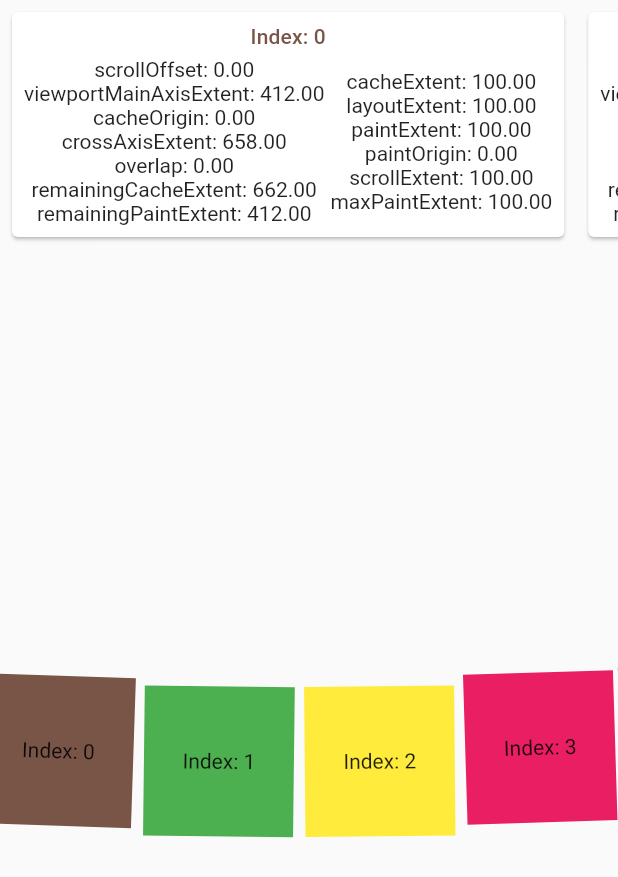
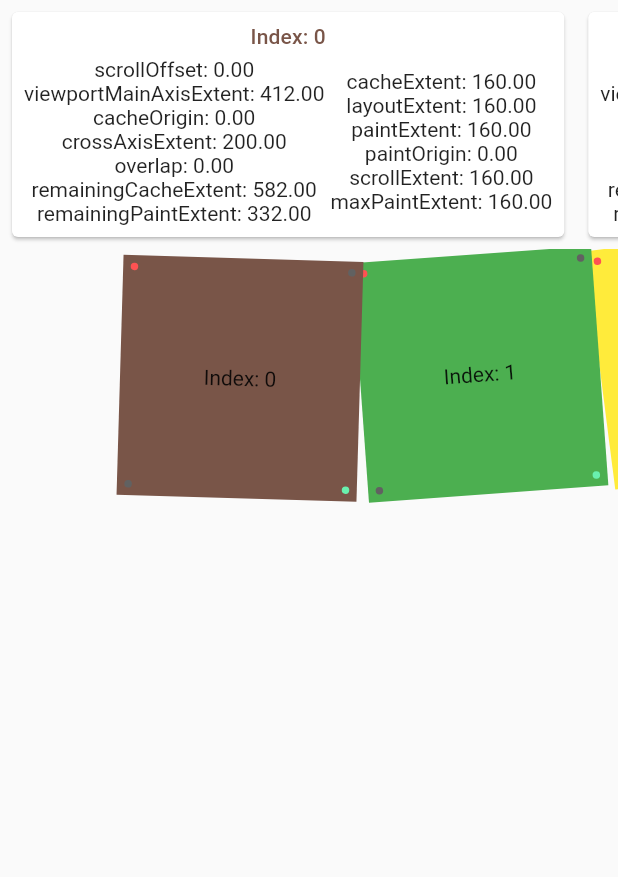
Before and after one commit to ukasz123/slivers_playground, a Flutter app: the screen it shows after launch, on a phone screen of 412 x 824 dp. Shown: the top 877 px of the screen. Run offline on Flutter 3.47's test engine with Material 2 defaults, Android fonts, the phone set to English and light mode, and no system bars.

Commit message:
Change the translation, add size into account

```diff
--- a/lib/main.dart
+++ b/lib/main.dart
@@ -107,12 +107,24 @@ class _SliversPlaygroundState extends State<SliversPlayground> {
             ),
           ),
         ),
-        Expanded(
+        SizedBox(
+          height: 200,
           child: CustomScrollView(
             scrollDirection: Axis.horizontal,
-            slivers: List.generate(sliversCount, (i) => i)
-                .map((i) => _buildSliverListItem(context, i))
-                .toList(),
+            slivers: <Widget>[
+              SliverToBoxAdapter(
+                  child: SizedBox(
+                width: 80,
+              ))
+            ]
+                .followedBy(List.generate(sliversCount, (i) => i)
+                    .map((i) => _buildSliverListItem(context, i)))
+                .followedBy([
+              SliverToBoxAdapter(
+                  child: SizedBox(
+                width: 80,
+              ))
+            ]).toList(),
           ),
         ),
       ],
@@ -191,6 +203,7 @@ class _SliversPlaygroundState extends State<SliversPlayground> {
   }
 
   Widget _buildSliverListItem(BuildContext context, int i) {
+    final dotSize = Size(5, 5);
     return SliverDiagnostic(
       onDiagnosticData: (data) {
         _sliversData.sink.add(_IndexedMetadata(
@@ -199,14 +212,60 @@ class _SliversPlaygroundState extends State<SliversPlayground> {
             geometryData: data.geometryData));
       },
       sliver: SliverHanger(
-        child: Center(
-          child: SizedBox(
-            width: 100.0,
-            height: 100.0,
-            child: Container(
-              color: _pickColor(i),
-              child: Center(child: Text("Index: $i")),
-            ),
+        child: SizedBox(
+          width: 160.0,
+          height: 160.0,
+          child: Stack(
+            children: <Widget>[
+              Container(
+                color: _pickColor(i),
+                child: Center(child: Text("Index: $i")),
+              ),
+              Positioned(
+                top: 5.0,
+                left: 5.0,
+                child: DecoratedBox(
+                  decoration: ShapeDecoration(
+                    shape: CircleBorder(),
+                    color: Colors.redAccent,
+                  ),
+                  child: SizedBox.fromSize(size: dotSize),
+                ),
+              ),
+              Positioned(
+                bottom: 5.0,
+                right: 5.0,
+                child: DecoratedBox(
+                  decoration: ShapeDecoration(
+                    shape: CircleBorder(),
+                    color: Colors.greenAccent,
+                  ),
+                  child: SizedBox.fromSize(size: dotSize),
+                ),
+              ),
+              Positioned(
+                top: 5.0,
+                right: 5.0,
+                child: DecoratedBox(
+                  decoration: ShapeDecoration(
+                    shape: CircleBorder(),
+                    color: Colors.grey.shade700,
+                  ),
+                  child: SizedBox.fromSize(size: dotSize),
+                ),
+              ),
+              Positioned(
+                bottom: 5.0,
+                left: 5.0,
+                child: DecoratedBox(
+                  decoration: ShapeDecoration(
+                    shape: CircleBorder(),
+                    color: Colors.grey.shade700,
+                  ),
+                  child: SizedBox.fromSize(size: dotSize),
+                ),
+              ),
+            ],
           ),
         ),
       ),
```
Also changed, not shown: lib/hanger.dart (+23 -11 lines).
